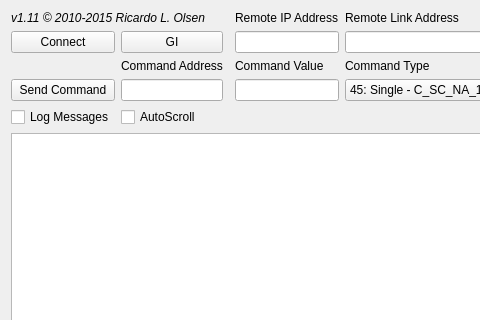
Qt form qtester104/mainwindow.ui (fox1983/OSHMI) before a commit; both pictures show x 0 to 480 and y 0 to 320 of the 888 by 465 pixel window.
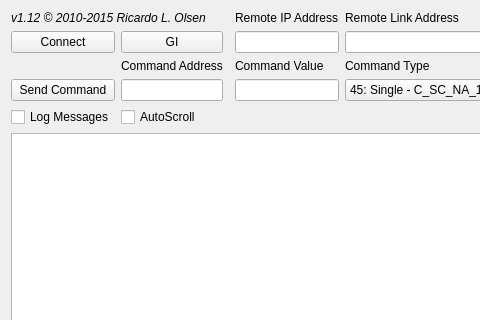
The same form after that commit.

Diff of the .ui file:
```diff
--- a/qtester104/mainwindow.ui
+++ b/qtester104/mainwindow.ui
@@ -235,7 +235,7 @@
        </font>
       </property>
       <property name="text">
-       <string>v1.11 © 2010-2015 Ricardo L. Olsen</string>
+       <string>v1.12 © 2010-2015 Ricardo L. Olsen</string>
       </property>
      </widget>
     </item>
```
